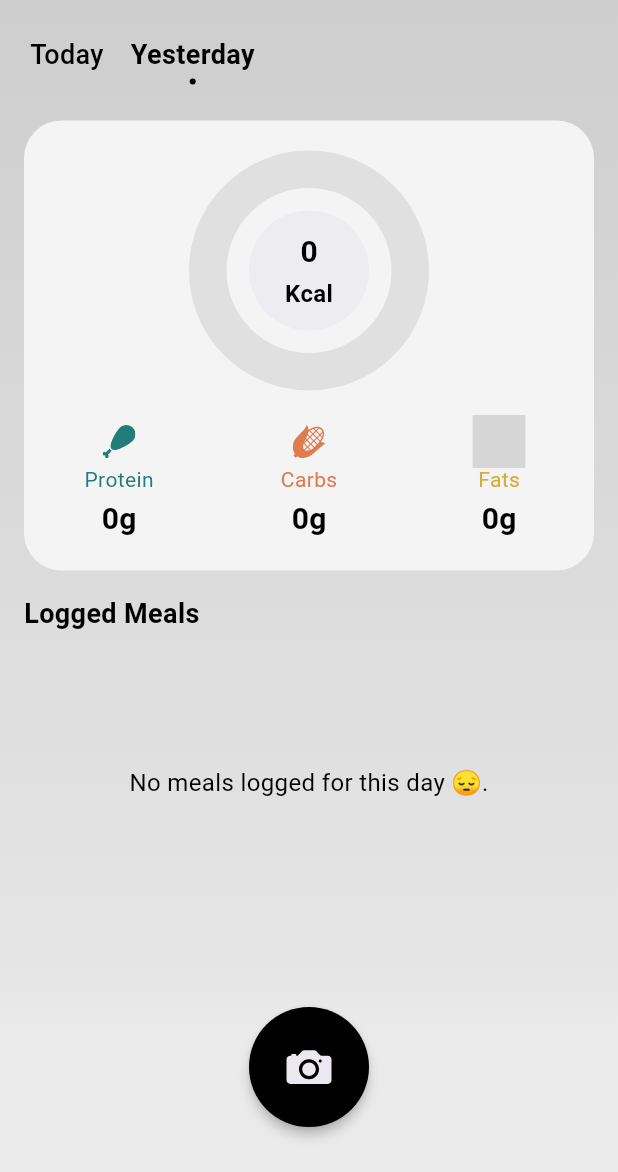
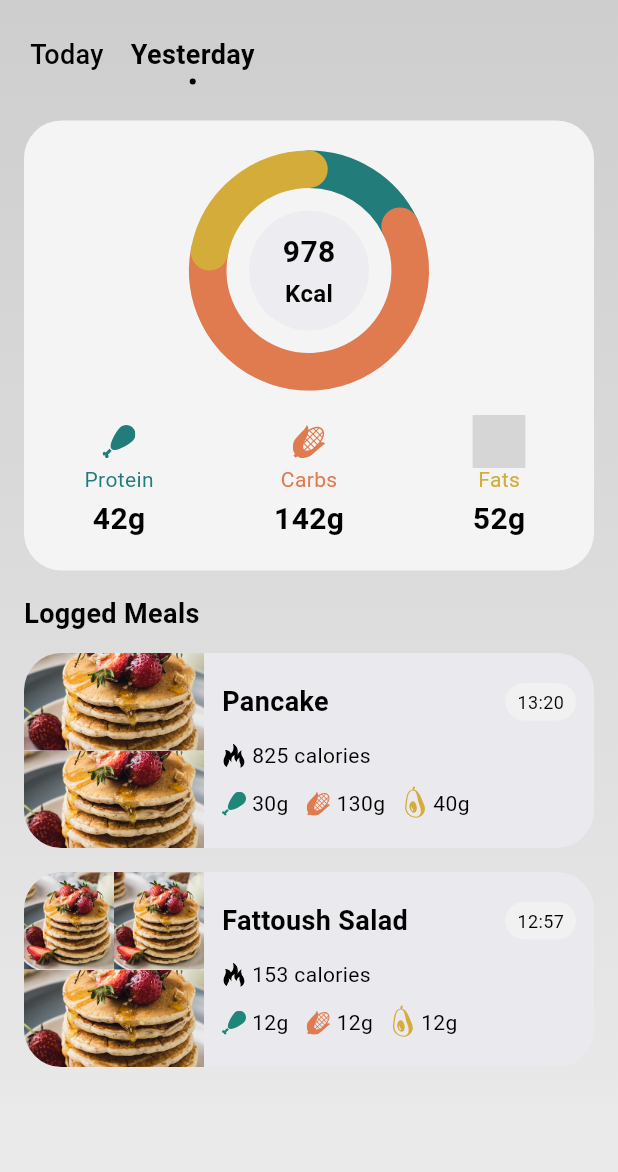
Before and after one commit to DavideDDB23/PlatePal, a Flutter app: the screen it shows after launch, after a tap on "Yesterday", on a phone screen of 412 x 824 dp, the part 64-1236 px from its top. Run offline on Flutter 3.47's test engine with Material 3 defaults, Android fonts, the light colour scheme and no system bars; our stand-ins replace flutter_svg; Roboto replaces fonts that are missing (SFProDisplay); grey boxes are pictures that could not be loaded.

Commit message:
different gradient

```diff
--- a/lib/screens/home_screen.dart
+++ b/lib/screens/home_screen.dart
@@ -19,6 +19,9 @@
   late ScrollController _scrollController;
 
   final List<Meal> _todayMeals = [
+  ];
+
+  final List<Meal> _yesterdayMeals = [
     Meal(
       name: 'Pancake',
       imageUrls: ['assets/images/pancake.png', 'assets/images/pancake.png'],
@@ -37,28 +40,6 @@
       fatsGrams: 12,
       time: '12:57',
     ),
-    Meal(
-      name: 'Grilled Chicken',
-      imageUrls: ['assets/images/pancake.png', 'assets/images/pancake.png', 'assets/images/pancake.png', 'assets/images/pancake.png'],
-      calories: 350,
-      proteinGrams: 50,
-      carbsGrams: 5,
-      fatsGrams: 10,
-      time: '19:00',
-    ),
-    Meal(
-      name: 'Salmon',
-      imageUrls: ['assets/images/pancake.png'],
-      calories: 450,
-      proteinGrams: 40,
-      carbsGrams: 15,
-      fatsGrams: 25,
-      time: '20:15',
-    ),
-  ];
-
-  final List<Meal> _yesterdayMeals = [
-
   ];
 
   List<Meal> get _currentLoggedMeals =>
@@ -154,20 +135,21 @@
                   child: Stack( // Stack for list and bottom fade gradient
                     children: [
                       _buildMealListView(),
-                      _buildBottomFadeGradient(gradientEnd), // Pass the bottom color of main gradient
+                      _selectedDay == "Today" ? _buildBottomFadeGradientToday(gradientEnd) : _buildBottomFadeGradientYesterday(gradientEnd),
                     ],
                   ),
                 ),
               ],
             ),
-            _buildFloatingActionButton(),
+
+            _selectedDay == "Today" ? _buildFloatingActionButton() : const SizedBox.shrink(),
           ],
         ),
       ),
     );
   }
 
-  Widget _buildBottomFadeGradient(Color pageBottomColor) {
+  Widget _buildBottomFadeGradientToday(Color pageBottomColor) {
     return Positioned(
       bottom: 0,
       left: 0,
@@ -184,6 +166,30 @@
                 pageBottomColor,
               ],
               stops: [0, 0.25, 0.35, 1],
+              begin: Alignment.topCenter,
+              end: Alignment.bottomCenter,
+            ),
+          ),
+        ),
+      ),
+    );
+  }
+
+  Widget _buildBottomFadeGradientYesterday(Color pageBottomColor) {
+    return Positioned(
+      bottom: 0,
+      left: 0,
+      right: 0,
+      child: IgnorePointer( // Makes the gradient non-interactive
+        child: Container(
+          height: 60.0, // Adjust height of the fade effect
+          decoration: BoxDecoration(
+            gradient: LinearGradient(
+              colors: [
+                pageBottomColor.withOpacity(0),
+                pageBottomColor.withOpacity(1),
+                pageBottomColor,
+              ],
               begin: Alignment.topCenter,
               end: Alignment.bottomCenter,
             ),
```
